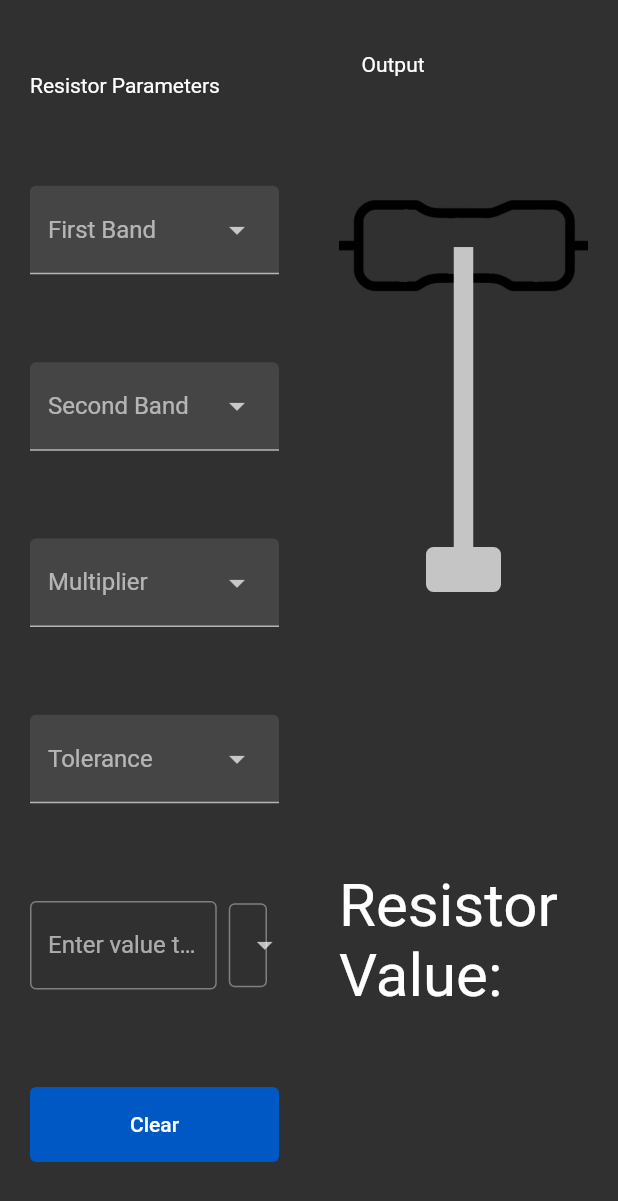
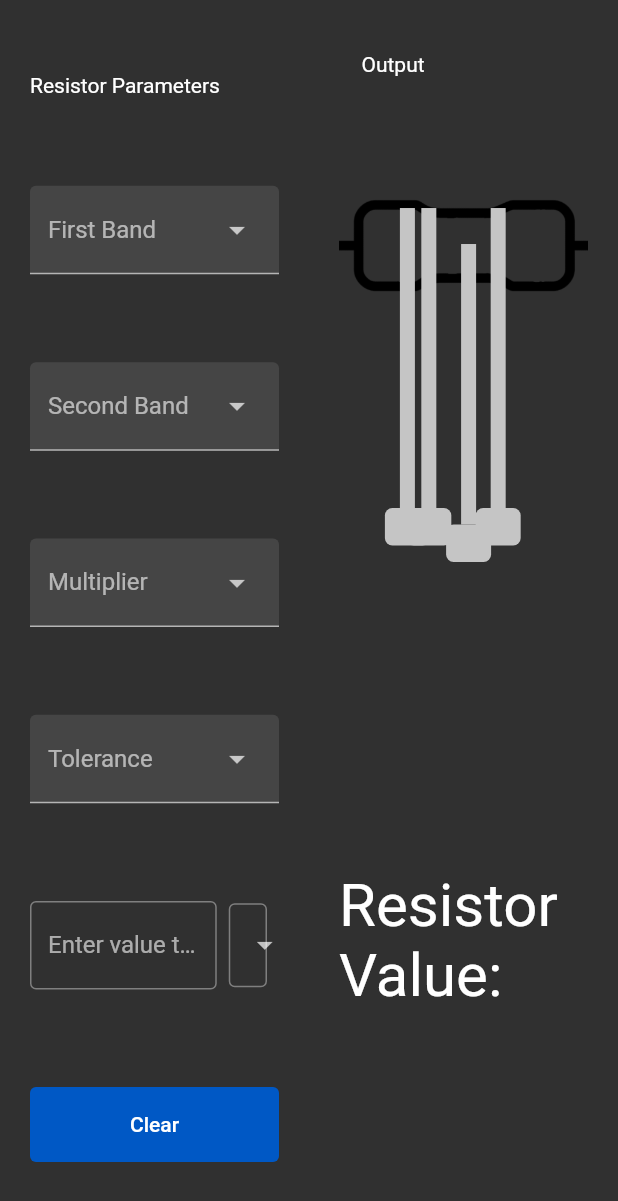
Before and after one commit to LOVE-CRAFTT/ohm_guru, a Flutter app: the CalculationPage widget shown alone on an empty page, opened directly, on a phone screen of 412 x 824 dp. Shown: the top 1201 px of the screen. Run offline on Flutter 3.47's test engine with Material 2 defaults, Android fonts, the phone set to English and light mode, and no system bars.

Commit message:
completed dynamic band functionality

```diff
--- a/lib/components/calculation_page.dart
+++ b/lib/components/calculation_page.dart
@@ -171,11 +171,37 @@
                         ),
                       ),
                       DynamicColorBand(
-                        alignment: const Alignment(0, -0.7),
+                        alignment: const Alignment(-0.55, -0.94),
                         height: 200.0,
-                        width: 13.0,
                         selectedBand: selectedBand1,
                       ),
+                      DynamicColorBand(
+                        alignment: const Alignment(-0.34, -0.94),
+                        height: 200.0,
+                        selectedBand: selectedBand2,
+                      ),
+                      if (widget.bandType == 5 || widget.bandType == 6)
+                        DynamicColorBand(
+                          alignment: const Alignment(-0.2, -0.74),
+                          height: 187.0,
+                          selectedBand: selectedBand3,
+                        ),
+                      DynamicColorBand(
+                        alignment: const Alignment(0.05, -0.74),
+                        height: 187.0,
+                        selectedMultiplier: selectedMultiplierBand,
+                      ),
+                      DynamicColorBand(
+                        alignment: const Alignment(0.34, -0.94),
+                        height: 200.0,
+                        selectedTolerance: selectedToleranceBand,
+                      ),
+                      if (widget.bandType == 6)
+                        DynamicColorBand(
+                          alignment: const Alignment(0.6, -0.94),
+                          height: 200.0,
+                          selectedPPM: selectedPPMBand,
+                        ),
                     ],
                   ),
                 ),
--- a/lib/components/dynamic_color_band.dart
+++ b/lib/components/dynamic_color_band.dart
@@ -6,7 +6,6 @@
     super.key,
     required this.alignment,
     required this.height,
-    required this.width,
     this.selectedBand,
     this.selectedMultiplier,
     this.selectedTolerance,
@@ -15,7 +14,6 @@
 
   final Alignment alignment;
   final double height;
-  final double width;
   final BandDetails? selectedBand;
   final MultiplierDetails? selectedMultiplier;
   final ToleranceDetails? selectedTolerance;
@@ -51,6 +49,16 @@
     }
   }
 
+  double? getTagWidth() {
+    if (selectedMultiplier != null) {
+      return 70.0;
+    } else if (selectedTolerance != null || selectedPPM != null) {
+      return 50.0;
+    } else {
+      return 30.0;
+    }
+  }
+
   @override
   Widget build(BuildContext context) {
     return Align(
@@ -60,7 +68,7 @@
         children: [
           Container(
             height: height,
-            width: width,
+            width: 10.0,
             decoration: BoxDecoration(
               // gradient: ,
               gradient: getLocalColor() != null
@@ -68,8 +76,9 @@
                       begin: Alignment.topCenter,
                       end: Alignment.bottomCenter,
                       colors: <Color>[
-                        getLocalColor()!,
-                        getLocalColor()!.withAlpha(58),
+                        getLocalColor()!.withAlpha(255),
+                        getLocalColor()!.withAlpha(200),
+                        getLocalColor()!.withAlpha(190),
                       ],
                     )
                   : null,
@@ -77,8 +86,8 @@
             ),
           ),
           Container(
-            height: 30,
-            width: 50,
+            height: 25,
+            width: getTagWidth(),
             decoration: BoxDecoration(
               color: getLocalColor() ?? const Color(0xffc5c5c5),
               borderRadius: BorderRadius.circular(5.0),
--- a/lib/utilities/band_constants.dart
+++ b/lib/utilities/band_constants.dart
@@ -22,12 +22,26 @@
   brown("Brown", Colors.brown, 1, Text("1")),
   red("Red", Colors.red, 2, Text("2")),
   orange("Orange", Colors.orange, 3, Text("3")),
-  yellow("Yellow", Colors.yellow, 4, Text("4")),
+  yellow(
+      "Yellow",
+      Colors.yellow,
+      4,
+      Text(
+        "4",
+        style: TextStyle(color: Colors.black),
+      )),
   green("Green", Colors.green, 5, Text("5")),
   blue("Blue", Colors.blue, 6, Text("6")),
   violet("Violet", Colors.deepPurpleAccent, 7, Text("7")),
   grey("Grey", Colors.grey, 8, Text("8")),
-  white("White", Colors.white, 9, Text("9"));
+  white(
+      "White",
+      Colors.white,
+      9,
+      Text(
+        "9",
+        style: TextStyle(color: Colors.black),
+      ));
 
   const BandDetails(this.label, this.color, this.value, this.trailing);
   final String label;
@@ -41,12 +55,26 @@
   brown("Brown", Colors.brown, 10, Text("×10 Ω")),
   red("Red", Colors.red, 100, Text("×100 Ω")),
   orange("Orange", Colors.orange, 1000, Text("×1 kΩ")),
-  yellow("Yellow", Colors.yellow, 10000, Text("×10 kΩ")),
+  yellow(
+      "Yellow",
+      Colors.yellow,
+      10000,
+      Text(
+        "×10 kΩ",
+        style: TextStyle(color: Colors.black),
+      )),
   green("Green", Colors.green, 100000, Text("×100 kΩ")),
   blue("Blue", Colors.blue, 1000000, Text("×1 MΩ")),
   violet("Violet", Colors.deepPurpleAccent, 10000000, Text("×10 MΩ")),
   grey("Grey", Colors.grey, 100000000, Text("×100 MΩ")),
-  white("White", Colors.white, 1000000000, Text("×1 GΩ")),
+  white(
+      "White",
+      Colors.white,
+      1000000000,
+      Text(
+        "×1 GΩ",
+        style: TextStyle(color: Colors.black),
+      )),
   gold("Gold", Color(0xffc08327), 0.1, Text("×0.1 Ω")),
   silver("Silver", Color(0xffbfbebf), 0.01, Text("×0.01 Ω"));
 
@@ -78,7 +106,14 @@
   brown("Brown", Colors.brown, 100, Text("100 ppm")),
   red("Red", Colors.red, 50, Text("50 ppm")),
   orange("Orange", Colors.orange, 15, Text("15 ppm")),
-  yellow("Yellow", Colors.yellow, 25, Text("25 ppm")),
+  yellow(
+      "Yellow",
+      Colors.yellow,
+      25,
+      Text(
+        "25 ppm",
+        style: TextStyle(color: Colors.black),
+      )),
   blue("Blue", Colors.blue, 10, Text("10 ppm")),
   violet("Violet", Colors.deepPurpleAccent, 5, Text("5 ppm"));
 
```
